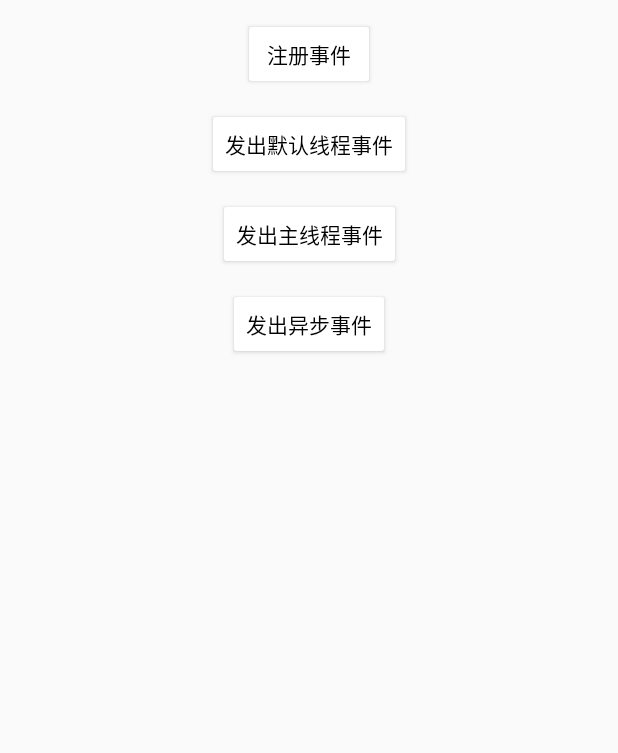
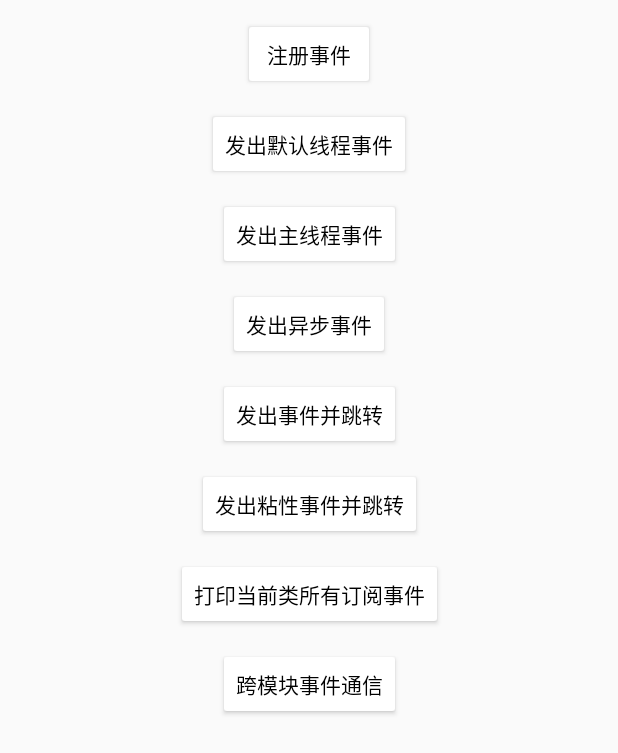
Before and after one commit to tzx666/Buctbus, an Android app: the screen it shows after launch (MainActivity), on a phone screen of 412 x 824 dp. Shown: the top 753 px of the screen. Run offline under Robolectric (Android 15) with nearby library versions, the phone set to English and light mode, and no system bars.

Commit message:
添加测试case

```diff
--- a/app/build.gradle
+++ b/app/build.gradle
@@ -34,6 +34,7 @@ android {
 
 dependencies {
     implementation project(':BuctBus')
+    implementation project(':second')
     implementation "org.jetbrains.kotlin:kotlin-stdlib:$kotlin_version"
     implementation 'androidx.core:core-ktx:1.3.2'
     implementation 'androidx.appcompat:appcompat:1.2.0'
--- a/app/src/main/java/buct/tzx/realbus/MainActivity.kt
+++ b/app/src/main/java/buct/tzx/realbus/MainActivity.kt
@@ -1,29 +1,45 @@
 package buct.tzx.realbus
 
 import android.os.Bundle
+import android.view.View
 import android.widget.Button
 import android.widget.Toast
 import androidx.appcompat.app.AppCompatActivity
 import buct.tzx.buctbus.BuctBus
+import buct.tzx.buctbus.ThreadMode
 import buct.tzx.buctbus.annotation.Subscribe
 import buct.tzx.realbus.event.BaseEvent
 import buct.tzx.realbus.event.BaseEvent1
 
-class MainActivity : AppCompatActivity() {
+class MainActivity : AppCompatActivity(), View.OnClickListener {
+    // 事件注册
+    private lateinit var register:Button
+    // 事件投放测试
+    private lateinit var subscribe:Button
+    // 主线程事件投放测试
+    private lateinit var subscribemain:Button
+    // 异步线程投放测试
+    private lateinit var subscribeasync:Button
+    // 跨activity线程投放测试
+    private lateinit var subscribeotheractivity:Button
+    // 粘性事件投放测试
+    private lateinit var subscribesticky:Button
+    // 打印所有订阅事件
+    private lateinit var subscriblist:Button
+    // 跨模块事件投放测试
+    private lateinit var subscribeothermodule:Button
 
     override fun onCreate(savedInstanceState: Bundle?) {
         super.onCreate(savedInstanceState)
         setContentView(R.layout.activity_main)
-        var button = findViewById<Button>(R.id.register)
-        var button1 = findViewById<Button>(R.id.subscribe)
-        button.setOnClickListener {
-            BuctBus.getInstance().register(this)
-        }
-        button1.setOnClickListener {
-            var eventTest = EventTest();
-            eventTest.postEvent()
-            eventTest.unregister()
-        }
+        register = findViewById<Button>(R.id.register)
+        subscribe = findViewById<Button>(R.id.subscribe)
+        subscribemain = findViewById(R.id.subscribemain)
+        subscribeasync = findViewById(R.id.subscribeasync)
+        subscribeotheractivity = findViewById(R.id.subscribeotheractivity)
+        subscribesticky = findViewById(R.id.subscribesticky)
+        subscriblist = findViewById(R.id.subscriblist)
+        subscribeothermodule = findViewById(R.id.subscribeothermodule)
     }
 
     @Subscribe
@@ -35,9 +51,45 @@ class MainActivity : AppCompatActivity() {
     fun handleEvnet(event: BaseEvent1) {
         Toast.makeText(this, event.str, Toast.LENGTH_SHORT).show()
     }
+    @Subscribe(threadMode = ThreadMode.MAIN)
+    fun handleMainEvent(event: BaseEvent){
 
+    }
+    @Subscribe(threadMode = ThreadMode.MAIN)
+    fun handleBackgroundEvent(event: BaseEvent){
+
+    }
+    @Subscribe(threadMode = ThreadMode.MAIN)
+    fun handleasyncEvent(event: BaseEvent){
+
+    }
+    @Subscribe(threadMode = ThreadMode.MAIN)
+    fun handlestickyEvent(event: BaseEvent){
+
+    }
+    @Subscribe(threadMode = ThreadMode.MAIN)
+    fun handleactivityEvent(event: BaseEvent){
+
+    }
+    fun handlelistEvent(event: BaseEvent){
+
+    }
+    fun handlemoduleEvent(event: BaseEvent){
+
+    }
     override fun onDestroy() {
         super.onDestroy()
         BuctBus.getInstance().unregister(this)
     }
+
+    override fun onClick(v: View?) {
+        when(v?.id){
+            R.id.register ->  BuctBus.getInstance().register(this)
+            R.id.subscribe -> {
+                val eventTest = EventTest();
+                eventTest.postEvent()
+                eventTest.unregister()
+            }
+        }
+    }
 }
--- a/app/src/main/res/layout/activity_main.xml
+++ b/app/src/main/res/layout/activity_main.xml
@@ -51,4 +51,48 @@
         app:layout_constraintEnd_toEndOf="parent"
         app:layout_constraintStart_toStartOf="parent"
         app:layout_constraintTop_toBottomOf="@id/subscribemain" />
+    <Button
+        android:id="@+id/subscribeotheractivity"
+        android:layout_width="wrap_content"
+        android:layout_height="wrap_content"
+        android:layout_marginTop="12dp"
+        android:text="发出事件并跳转"
+        android:textColor="@color/black"
+        android:backgroundTint="@color/white"
+        app:layout_constraintEnd_toEndOf="parent"
+        app:layout_constraintStart_toStartOf="parent"
+        app:layout_constraintTop_toBottomOf="@id/subscribeasync" />
+    <Button
+        android:id="@+id/subscribesticky"
+        android:layout_width="wrap_content"
+        android:layout_height="wrap_content"
+        android:layout_marginTop="12dp"
+        android:text="发出粘性事件并跳转"
+        android:textColor="@color/black"
+        android:backgroundTint="@color/white"
+        app:layout_constraintEnd_toEndOf="parent"
+        app:layout_constraintStart_toStartOf="parent"
+        app:layout_constraintTop_toBottomOf="@id/subscribeotheractivity" />
+    <Button
+        android:id="@+id/subscriblist"
+        android:layout_width="wrap_content"
+        android:layout_height="wrap_content"
+        android:layout_marginTop="12dp"
+        android:text="打印当前类所有订阅事件"
+        android:textColor="@color/black"
+        android:backgroundTint="@color/white"
+        app:layout_constraintEnd_toEndOf="parent"
+        app:layout_constraintStart_toStartOf="parent"
+        app:layout_constraintTop_toBottomOf="@id/subscribesticky" />
+    <Button
+        android:id="@+id/subscribeothermodule"
+        android:layout_width="wrap_content"
+        android:layout_height="wrap_content"
+        android:layout_marginTop="12dp"
+        android:text="跨模块事件通信"
+        android:textColor="@color/black"
+        android:backgroundTint="@color/white"
+        app:layout_constraintEnd_toEndOf="parent"
+        app:layout_constraintStart_toStartOf="parent"
+        app:layout_constraintTop_toBottomOf="@id/subscriblist" />
 </androidx.constraintlayout.widget.ConstraintLayout>
--- a/second/build.gradle
+++ b/second/build.gradle
@@ -29,7 +29,7 @@ android {
 }
 
 dependencies {
-
+    implementation project(':BuctBus')
     implementation 'androidx.appcompat:appcompat:1.2.0'
     implementation 'com.google.android.material:material:1.3.0'
     implementation 'androidx.constraintlayout:constraintlayout:2.0.4'
--- a/settings.gradle
+++ b/settings.gradle
@@ -1,4 +1,4 @@
-//include ':second'
+include ':second'
 include ':BuctBus'
 //include ':RealBusAnnocessor'
 include ':app'
```
Also changed, not shown: BuctBus/build.gradle (+10 -0 lines), 1 other file.
